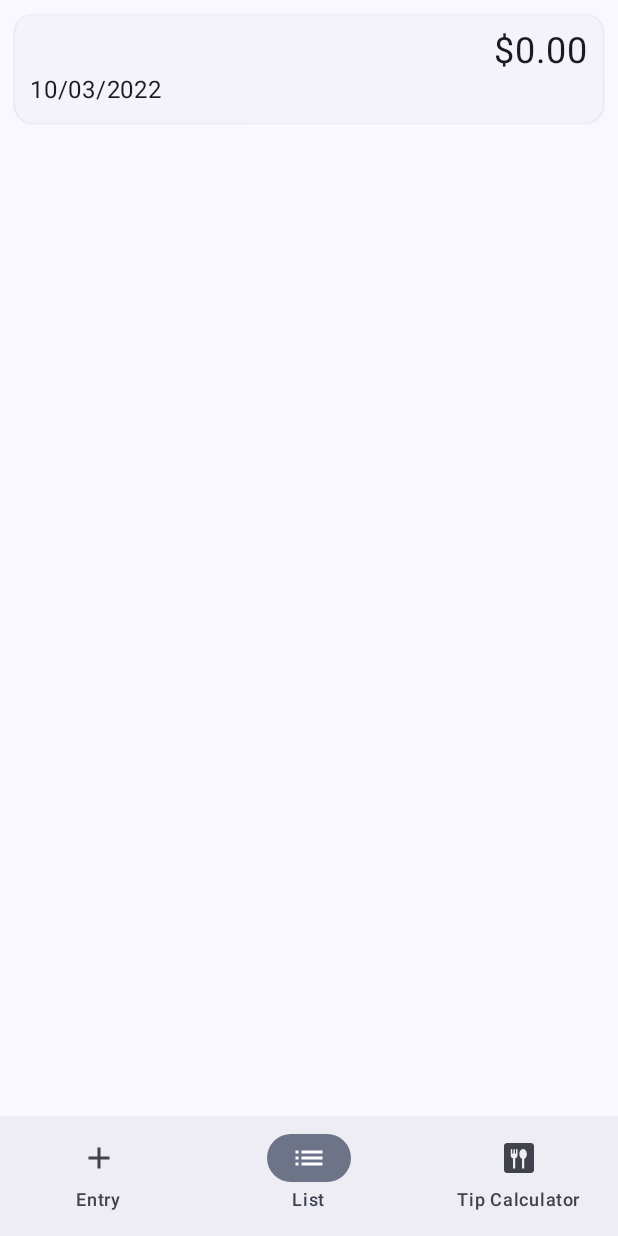
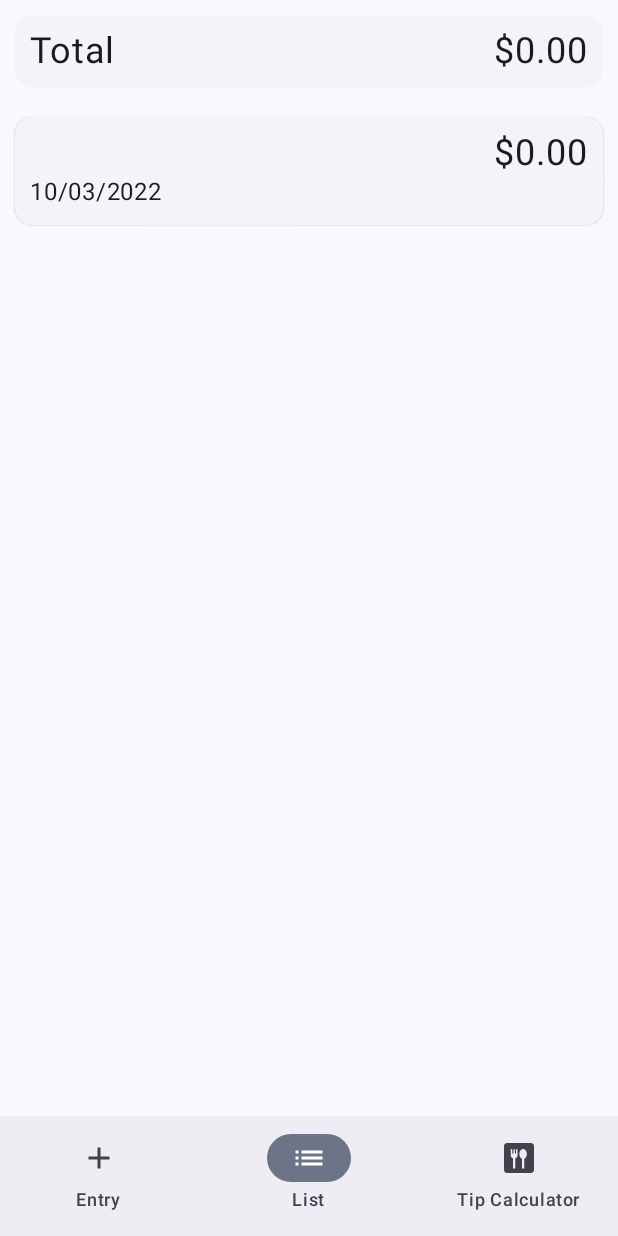
Before and after one commit to bdubose/boojet, an Android app built with Jetpack Compose: the ListScreen screen opened through its navigation route, on a phone screen of 412 x 824 dp. Run offline under Robolectric (Android 15) with nearby library versions, the phone set to English and light mode, and no system bars; our stand-ins replace Room's generated code.

Commit message:
Fixes #11

```diff
--- a/app/src/main/java/me/branwin/boojet/ui/list/ListScreen.kt
+++ b/app/src/main/java/me/branwin/boojet/ui/list/ListScreen.kt
@@ -21,6 +21,18 @@ val moneyFormat: NumberFormat = NumberFormat.getCurrencyInstance()
 @Composable
 fun ListScreen(vm: MainViewModel) {
     val entries = vm.allEntries.collectAsState().value
+    Column(Modifier.fillMaxWidth()) {
+        ElevatedCard(
+            Modifier.fillMaxWidth().padding(10.dp)
+        ) {
+            Row(
+                modifier = Modifier.fillMaxWidth().padding(10.dp),
+                horizontalArrangement = Arrangement.SpaceBetween,
+            ) {
+                Text("Total", fontSize = 24.sp)
+                Text(moneyFormat.format(entries.sumOf { it.entry.amount.toDouble() }), fontSize = 24.sp)
+            }
+        }
         LazyColumn(Modifier.fillMaxWidth()) {
             items(entries) {
                 ElevatedCard(
@@ -52,3 +64,4 @@ fun ListScreen(vm: MainViewModel) {
             }
         }
     }
+}
```
Lines whose indentation alone changed are shown as unchanged.
